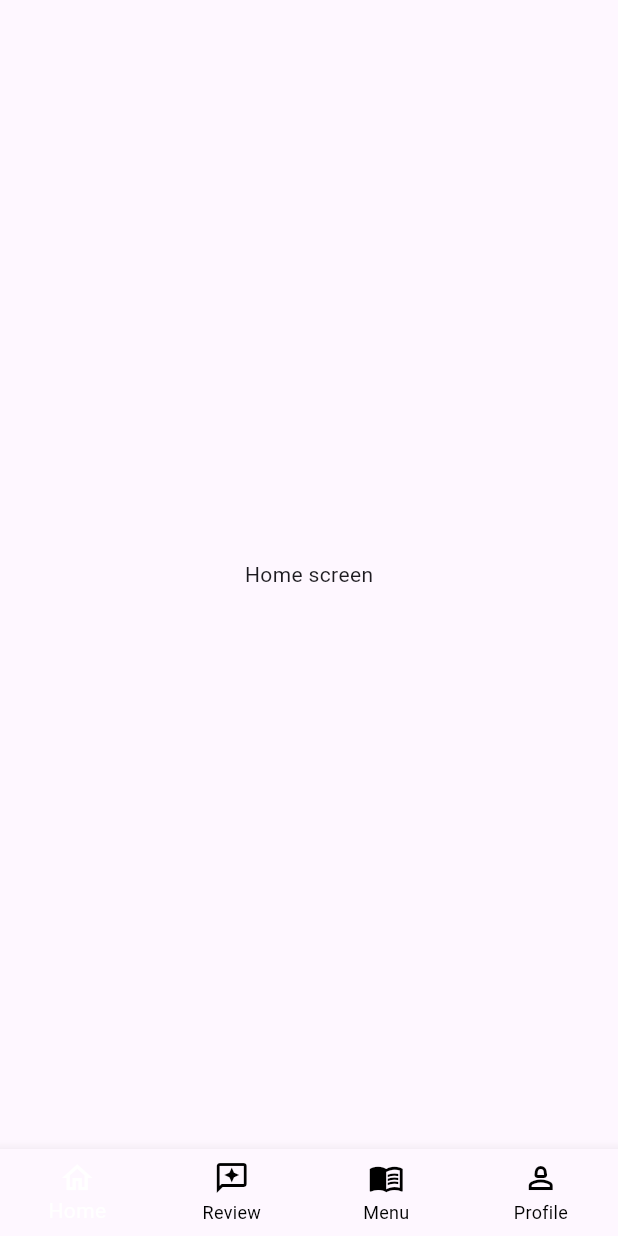
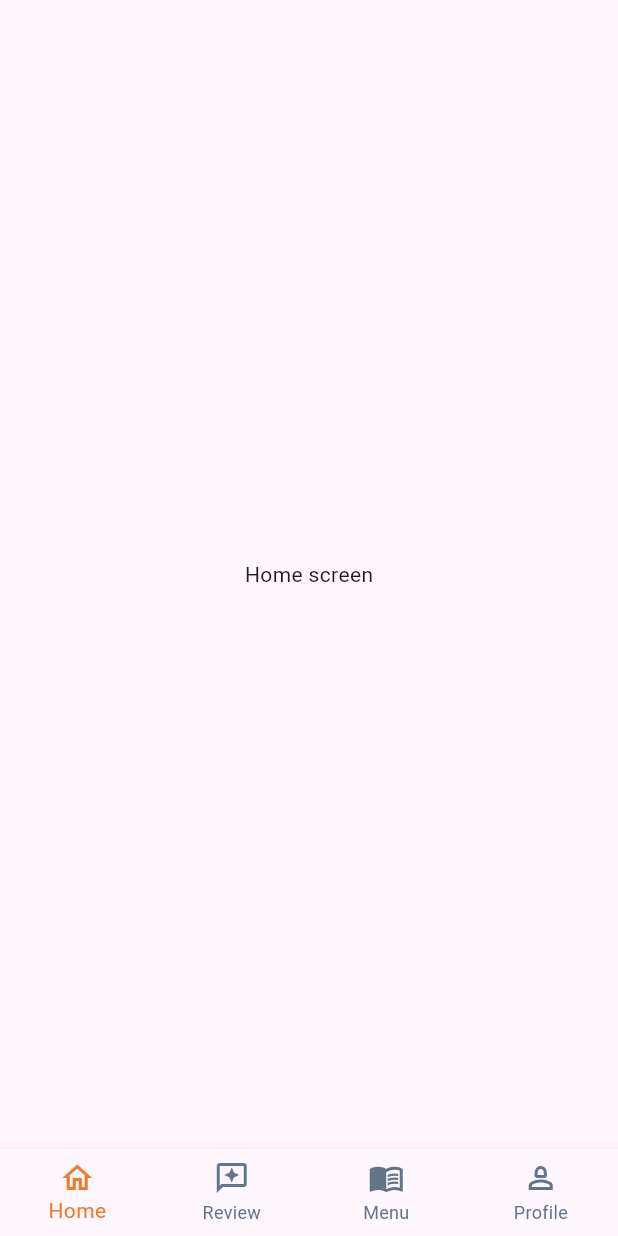
Before and after one commit to SnehaMdhr/munch_nearby, a Flutter app: the BottomNavigationBarForRestaurant screen opened directly, on a phone screen of 412 x 824 dp. Run offline on Flutter 3.47's test engine with Material 3 defaults, Android fonts, the phone set to English and light mode, and no system bars.

Commit message:
colors updated in bottom navigation bars

```diff
--- a/lib/screens/bottom_navigation_bar_for_customer.dart
+++ b/lib/screens/bottom_navigation_bar_for_customer.dart
@@ -34,8 +34,8 @@ class _BottomNavigationBarForCustomerState extends State<BottomNavigationBarForC
           BottomNavigationBarItem(icon: Icon(Icons.person_2_outlined), label: "Profile")
         ],
 
-        selectedItemColor: Colors.white,
-        unselectedItemColor: Colors.black,
+        selectedItemColor: Color(0xFFEE7C2B),
+        unselectedItemColor: Color(0xFF64748B),
         currentIndex: _selectedIndex,
         onTap: (index){
           setState(() {
--- a/lib/screens/bottom_navigation_bar_for_restaurant.dart
+++ b/lib/screens/bottom_navigation_bar_for_restaurant.dart
@@ -34,8 +34,8 @@ class _BottomNavigationBarForRestaurantState extends State<BottomNavigationBarFo
           BottomNavigationBarItem(icon: Icon(Icons.person_2_outlined), label: "Profile")
         ],
 
-        selectedItemColor: Colors.white,
-        unselectedItemColor: Colors.black,
+        selectedItemColor: Color(0xFFEE7C2B),
+        unselectedItemColor: Color(0xFF64748B),
         currentIndex: _selectedIndex,
         onTap: (index){
           setState(() {
```
